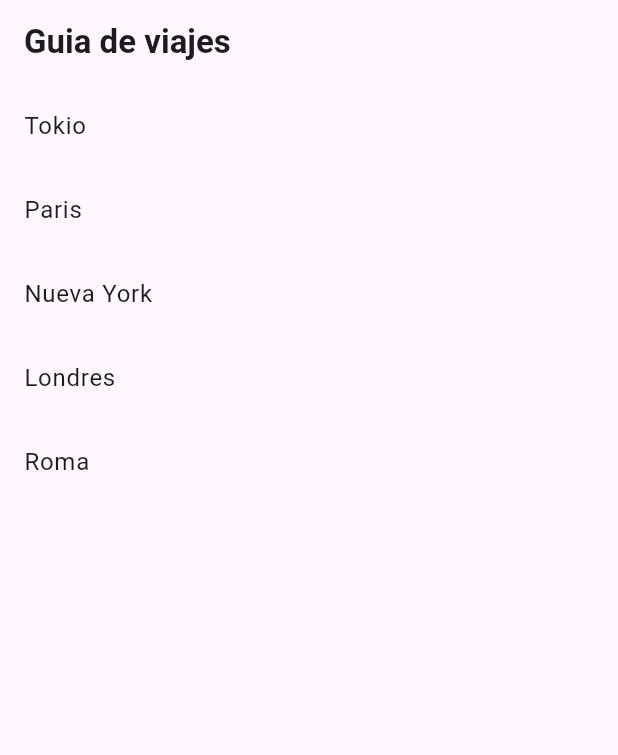
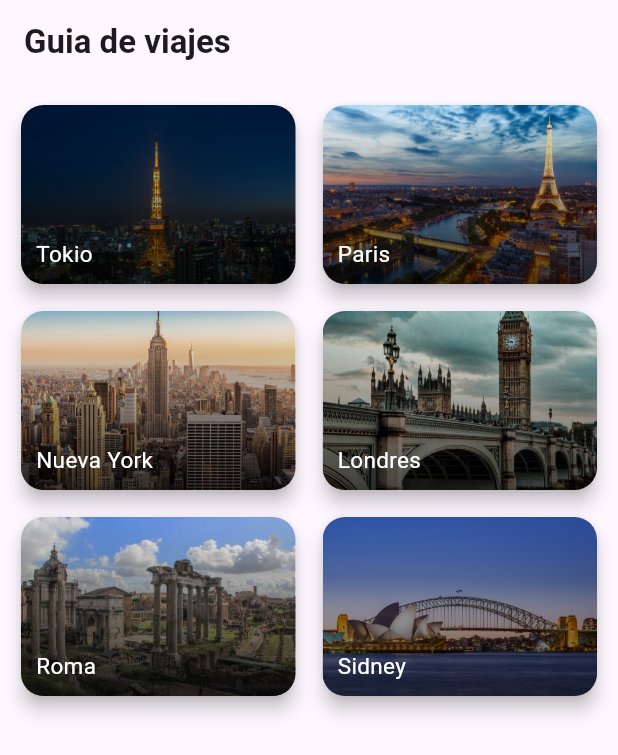
Before and after one commit to AlejandroArafi/App_de_viajes, a Flutter app: the screen it shows after launch, on a phone screen of 412 x 824 dp. Shown: the top 755 px of the screen. Run offline on Flutter 3.47's test engine with Material 3 defaults, Android fonts, the phone set to English and light mode, and no system bars.

Commit message:
miniaturas ok

```diff
--- a/lib/detalle_lugar.dart
+++ b/lib/detalle_lugar.dart
@@ -11,10 +11,14 @@ class DetalleLugarPage extends StatelessWidget {
   Widget build(BuildContext context) {
     return Scaffold(
       appBar: AppBar(
+        leading: IconButton(
+          icon: Icon(Icons.arrow_back_ios),
+          onPressed: () => Navigator.pop(context),
+        ),
         title: Text(lugar,
             style: TextStyle(fontWeight: FontWeight.w600, shadows: <Shadow>[
               Shadow(
-                offset: Offset(1.5, 1.5),
+                offset: Offset(1.0, 1.0),
                 blurRadius: 1.0,
                 color: Color.fromARGB(50, 0, 0, 0),
               )
@@ -41,7 +45,7 @@ class DetalleLugarPage extends StatelessWidget {
                       color: Colors.grey.withOpacity(1),
                       spreadRadius: 5,
                       blurRadius: 7,
-                      offset: Offset(0, 3), // changes position of shadow
+                      offset: Offset(0, 3),
                     ),
                   ],
                 ),
--- a/lib/main.dart
+++ b/lib/main.dart
@@ -47,7 +47,13 @@ class LugaresPage extends StatelessWidget {
       'image': 'roma.jpg',
       'descripcion':
           'Roma, la capital de Italia, es una extensa ciudad cosmopolita que tiene casi 3.000 años de arte, arquitectura y cultura influyentes en todo el mundo. Sus ruinas como las del Foro y el Coliseo evocan el poder del antiguo Imperio Romano.'
-    }
+    },
+    {
+      'name': 'Sidney',
+      'image': 'sydney.jpg',
+      'descripcion':
+          'Sídney, capital de Nueva Gales del Sur y una de las ciudades más grandes de Australia, es conocida por su emblemática Ópera de Sídney, con un diseño distintivo en forma de velas. El enorme puerto de la ciudad alberga el famoso puerto de la bahía de Sídney y el puente del puerto de Sídney, dos iconos de la ciudad.'
+    },
   ];
 
   @override
@@ -61,11 +67,17 @@ class LugaresPage extends StatelessWidget {
           ),
         ),
       ),
-      body: ListView.builder(
+      body: GridView.builder(
+        padding: const EdgeInsets.all(10),
+        gridDelegate: SliverGridDelegateWithFixedCrossAxisCount(
+          crossAxisCount: 2,
+          childAspectRatio: 3 / 2,
+          crossAxisSpacing: 10,
+          mainAxisSpacing: 10,
+        ),
         itemCount: lugares.length,
         itemBuilder: (context, index) {
-          return ListTile(
-            title: Text(lugares[index]['name']!),
+          return InkWell(
             onTap: () {
               Navigator.push(
                 context,
@@ -73,11 +85,53 @@ class LugaresPage extends StatelessWidget {
                   builder: (context) => DetalleLugarPage(
                     lugares[index]['name']!,
                     lugares[index]['image']!,
-                    lugares[index]['descripcion']!, // Pasa la descripción aquí
+                    lugares[index]['descripcion']!,
                   ),
                 ),
               );
             },
+            child: Card(
+              shape: RoundedRectangleBorder(
+                borderRadius: BorderRadius.circular(15),
+              ),
+              elevation: 5,
+              child: ClipRRect(
+                borderRadius: BorderRadius.circular(15),
+                child: Stack(
+                  alignment: Alignment.bottomLeft,
+                  children: <Widget>[
+                    Image.asset(
+                      'assets/${lugares[index]['image']}',
+                      height: double.infinity,
+                      width: double.infinity,
+                      fit: BoxFit.cover,
+                    ),
+                    Container(
+                      decoration: BoxDecoration(
+                        gradient: LinearGradient(
+                          colors: [
+                            Colors.black.withOpacity(0.7),
+                            Colors.black.withOpacity(0),
+                          ],
+                          begin: Alignment.bottomCenter,
+                          end: Alignment.topCenter,
+                        ),
+                      ),
+                    ),
+                    Padding(
+                      padding: const EdgeInsets.all(10),
+                      child: Text(
+                        lugares[index]['name']!,
+                        style: TextStyle(
+                          fontSize: 15,
+                          color: Colors.white,
+                        ),
+                      ),
+                    ),
+                  ],
+                ),
+              ),
+            ),
           );
         },
       ),
--- a/pubspec.yaml
+++ b/pubspec.yaml
@@ -24,3 +24,4 @@ flutter:
     - assets/new_york.jpg
     - assets/londres.jpg
     - assets/roma.jpg
+    - assets/sydney.jpg
```
Also changed, not shown: assets/sydney.jpg (added).
